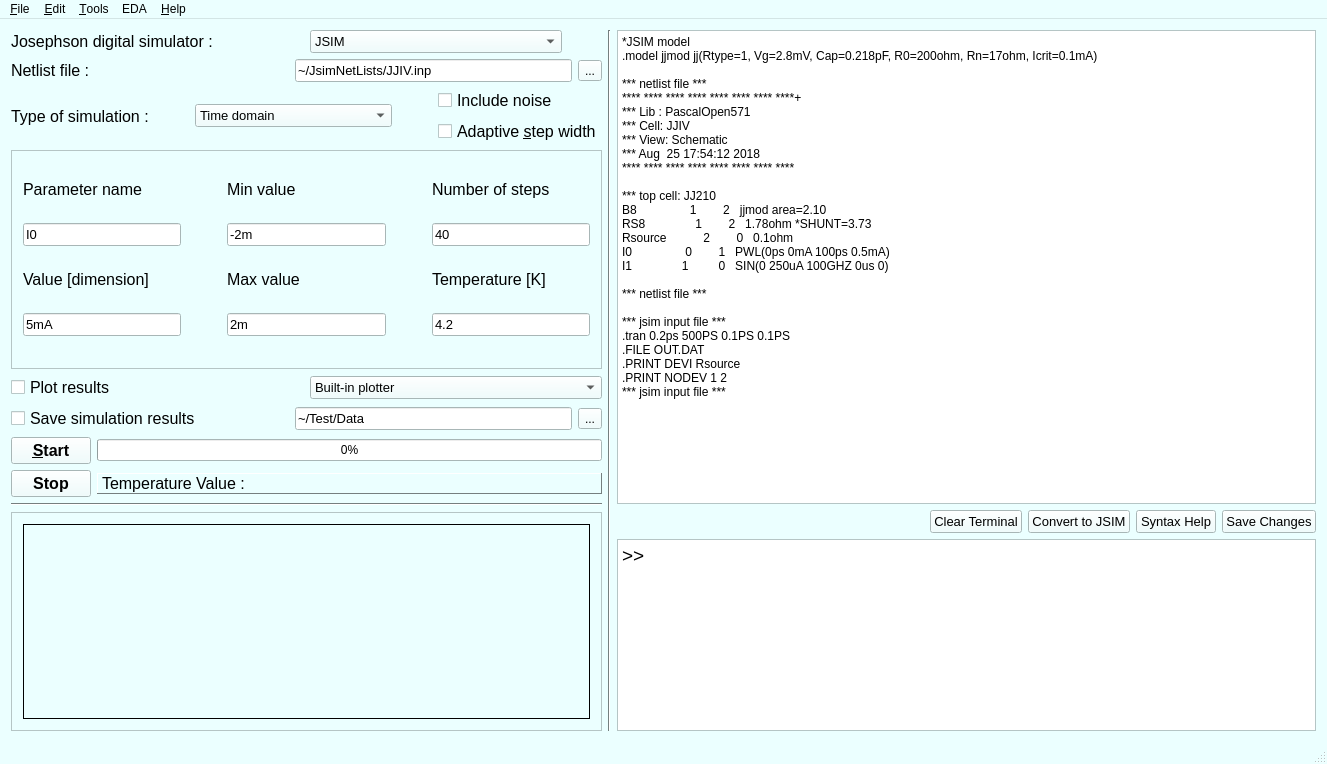
First picture: the form in mainwindow.ui, repository SasanRazm/JOINUS, before the edit.
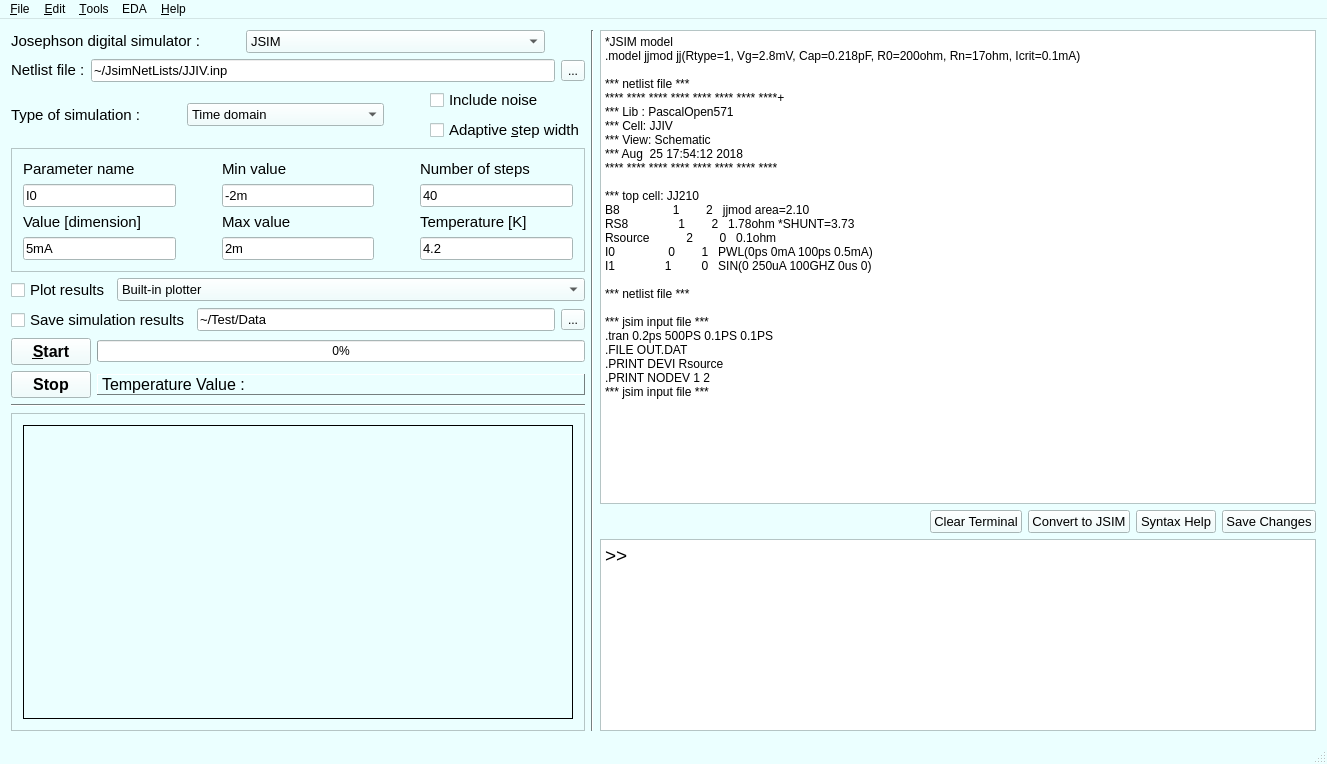
Second picture: the form after the edit.

```diff
--- a/mainwindow.ui
+++ b/mainwindow.ui
@@ -493,9 +493,16 @@
        <layout class="QHBoxLayout" name="horizontalLayout">
         <item>
          <widget class="QLabel" name="label">
+          <property name="sizePolicy">
+           <sizepolicy hsizetype="Fixed" vsizetype="Fixed">
+            <horstretch>0</horstretch>
+            <verstretch>0</verstretch>
+           </sizepolicy>
+          </property>
           <property name="font">
            <font>
-            <pointsize>12</pointsize>
+            <family>Arial</family>
+            <pointsize>11</pointsize>
            </font>
           </property>
           <property name="text">
@@ -564,10 +571,16 @@
        <layout class="QHBoxLayout" name="horizontalLayout_2">
         <item>
          <widget class="QLabel" name="label_2">
+          <property name="sizePolicy">
+           <sizepolicy hsizetype="Fixed" vsizetype="Fixed">
+            <horstretch>0</horstretch>
+            <verstretch>0</verstretch>
+           </sizepolicy>
+          </property>
           <property name="font">
            <font>
             <family>Arial</family>
-            <pointsize>12</pointsize>
+            <pointsize>11</pointsize>
            </font>
           </property>
           <property name="text">
@@ -613,10 +626,16 @@
        <layout class="QHBoxLayout" name="horizontalLayout_3">
         <item>
          <widget class="QLabel" name="label_3">
+          <property name="sizePolicy">
+           <sizepolicy hsizetype="Fixed" vsizetype="Fixed">
+            <horstretch>0</horstretch>
+            <verstretch>0</verstretch>
+           </sizepolicy>
+          </property>
           <property name="font">
            <font>
             <family>Arial</family>
-            <pointsize>12</pointsize>
+            <pointsize>11</pointsize>
            </font>
           </property>
           <property name="text">
@@ -714,10 +733,16 @@
          <layout class="QVBoxLayout" name="verticalLayout_3">
           <item>
            <widget class="QCheckBox" name="NoiseCheckBox">
+            <property name="sizePolicy">
+             <sizepolicy hsizetype="Fixed" vsizetype="Fixed">
+              <horstretch>0</horstretch>
+              <verstretch>0</verstretch>
+             </sizepolicy>
+            </property>
             <property name="font">
              <font>
               <family>Arial</family>
-              <pointsize>12</pointsize>
+              <pointsize>11</pointsize>
              </font>
             </property>
             <property name="statusTip">
@@ -730,10 +755,16 @@
           </item>
           <item>
            <widget class="QCheckBox" name="ASWcheckBox">
+            <property name="sizePolicy">
+             <sizepolicy hsizetype="Fixed" vsizetype="Fixed">
+              <horstretch>0</horstretch>
+              <verstretch>0</verstretch>
+             </sizepolicy>
+            </property>
             <property name="font">
              <font>
               <family>Arial</family>
-              <pointsize>12</pointsize>
+              <pointsize>11</pointsize>
              </font>
             </property>
             <property name="text">
@@ -748,7 +779,7 @@
       <item>
        <widget class="QFrame" name="frame">
         <property name="sizePolicy">
-         <sizepolicy hsizetype="Minimum" vsizetype="Minimum">
+         <sizepolicy hsizetype="Preferred" vsizetype="Fixed">
           <horstretch>0</horstretch>
           <verstretch>0</verstretch>
          </sizepolicy>
@@ -767,7 +798,7 @@
              <item>
               <widget class="QLabel" name="label_11">
                <property name="sizePolicy">
-                <sizepolicy hsizetype="Preferred" vsizetype="Fixed">
+                <sizepolicy hsizetype="Fixed" vsizetype="Fixed">
                  <horstretch>0</horstretch>
                  <verstretch>0</verstretch>
                 </sizepolicy>
@@ -775,12 +806,15 @@
                <property name="font">
                 <font>
                  <family>Arial</family>
-                 <pointsize>12</pointsize>
+                 <pointsize>11</pointsize>
                 </font>
                </property>
                <property name="text">
                 <string>Parameter name</string>
                </property>
+               <property name="textFormat">
+                <enum>Qt::AutoText</enum>
+               </property>
               </widget>
              </item>
              <item>
@@ -811,7 +845,7 @@
              <item>
               <widget class="QLabel" name="label_12">
                <property name="sizePolicy">
-                <sizepolicy hsizetype="Preferred" vsizetype="Fixed">
+                <sizepolicy hsizetype="Fixed" vsizetype="Fixed">
                  <horstretch>0</horstretch>
                  <verstretch>0</verstretch>
                 </sizepolicy>
@@ -819,7 +853,7 @@
                <property name="font">
                 <font>
                  <family>Arial</family>
-                 <pointsize>12</pointsize>
+                 <pointsize>11</pointsize>
                 </font>
                </property>
                <property name="frameShape">
@@ -828,6 +862,9 @@
                <property name="text">
                 <string>Value [dimension]</string>
                </property>
+               <property name="textFormat">
+                <enum>Qt::AutoText</enum>
+               </property>
               </widget>
              </item>
              <item>
@@ -863,7 +900,7 @@
               <enum>Qt::Horizontal</enum>
              </property>
              <property name="sizeType">
-              <enum>QSizePolicy::Minimum</enum>
+              <enum>QSizePolicy::Fixed</enum>
              </property>
              <property name="sizeHint" stdset="0">
               <size>
@@ -878,7 +915,7 @@
              <item>
               <widget class="QLabel" name="label_9">
                <property name="sizePolicy">
-                <sizepolicy hsizetype="Preferred" vsizetype="Fixed">
+                <sizepolicy hsizetype="Fixed" vsizetype="Fixed">
                  <horstretch>0</horstretch>
                  <verstretch>0</verstretch>
                 </sizepolicy>
@@ -886,12 +923,15 @@
                <property name="font">
                 <font>
                  <family>Arial</family>
-                 <pointsize>12</pointsize>
+                 <pointsize>11</pointsize>
                 </font>
                </property>
                <property name="text">
                 <string>Min value</string>
                </property>
+               <property name="textFormat">
+                <enum>Qt::AutoText</enum>
+               </property>
               </widget>
              </item>
              <item>
@@ -922,7 +962,7 @@
              <item>
               <widget class="QLabel" name="label_10">
                <property name="sizePolicy">
-                <sizepolicy hsizetype="Preferred" vsizetype="Fixed">
+                <sizepolicy hsizetype="Fixed" vsizetype="Fixed">
                  <horstretch>0</horstretch>
                  <verstretch>0</verstretch>
                 </sizepolicy>
@@ -930,12 +970,15 @@
                <property name="font">
                 <font>
                  <family>Arial</family>
-                 <pointsize>12</pointsize>
+                 <pointsize>11</pointsize>
                 </font>
                </property>
                <property name="text">
                 <string>Max value</string>
                </property>
+               <property name="textFormat">
+                <enum>Qt::AutoText</enum>
+               </property>
               </widget>
              </item>
              <item>
@@ -971,7 +1014,7 @@
               <enum>Qt::Horizontal</enum>
              </property>
              <property name="sizeType">
-              <enum>QSizePolicy::Minimum</enum>
+              <enum>QSizePolicy::Fixed</enum>
              </property>
              <property name="sizeHint" stdset="0">
               <size>
@@ -986,7 +1029,7 @@
              <item>
               <widget class="QLabel" name="label_7">
                <property name="sizePolicy">
-                <sizepolicy hsizetype="Preferred" vsizetype="Fixed">
+                <sizepolicy hsizetype="Fixed" vsizetype="Fixed">
                  <horstretch>0</horstretch>
                  <verstretch>0</verstretch>
                 </sizepolicy>
@@ -994,12 +1037,15 @@
                <property name="font">
                 <font>
                  <family>Arial</family>
-                 <pointsize>12</pointsize>
+                 <pointsize>11</pointsize>
                 </font>
                </property>
                <property name="text">
                 <string>Number of steps</string>
                </property>
+               <property name="textFormat">
+                <enum>Qt::AutoText</enum>
+               </property>
               </widget>
              </item>
              <item>
@@ -1030,7 +1076,7 @@
              <item>
               <widget class="QLabel" name="label_8">
                <property name="sizePolicy">
-                <sizepolicy hsizetype="Preferred" vsizetype="Fixed">
+                <sizepolicy hsizetype="Fixed" vsizetype="Fixed">
                  <horstretch>0</horstretch>
                  <verstretch>0</verstretch>
                 </sizepolicy>
@@ -1038,12 +1084,15 @@
                <property name="font">
                 <font>
                  <family>Arial</family>
-                 <pointsize>12</pointsize>
+                 <pointsize>11</pointsize>
                 </font>
                </property>
                <property name="text">
                 <string>Temperature [K]</string>
                </property>
+               <property name="textFormat">
+                <enum>Qt::AutoText</enum>
+               </property>
               </widget>
              </item>
              <item>
@@ -1082,10 +1131,16 @@
        <layout class="QHBoxLayout" name="horizontalLayout_4">
         <item>
          <widget class="QCheckBox" name="PlotCheckBox">
+          <property name="sizePolicy">
+           <sizepolicy hsizetype="Fixed" vsizetype="Fixed">
+            <horstretch>0</horstretch>
+            <verstretch>0</verstretch>
+           </sizepolicy>
+          </property>
           <property name="font">
            <font>
             <family>Arial</family>
-            <pointsize>12</pointsize>
+            <pointsize>11</pointsize>
            </font>
           </property>
           <property name="statusTip">
@@ -1133,10 +1188,16 @@
        <layout class="QHBoxLayout" name="horizontalLayout_5">
         <item>
          <widget class="QCheckBox" name="SaveCheckBox">
+          <property name="sizePolicy">
+           <sizepolicy hsizetype="Fixed" vsizetype="Fixed">
+            <horstretch>0</horstretch>
+            <verstretch>0</verstretch>
+           </sizepolicy>
+          </property>
           <property name="font">
            <font>
             <family>Arial</family>
-            <pointsize>12</pointsize>
+            <pointsize>11</pointsize>
            </font>
           </property>
           <property name="text">
```
